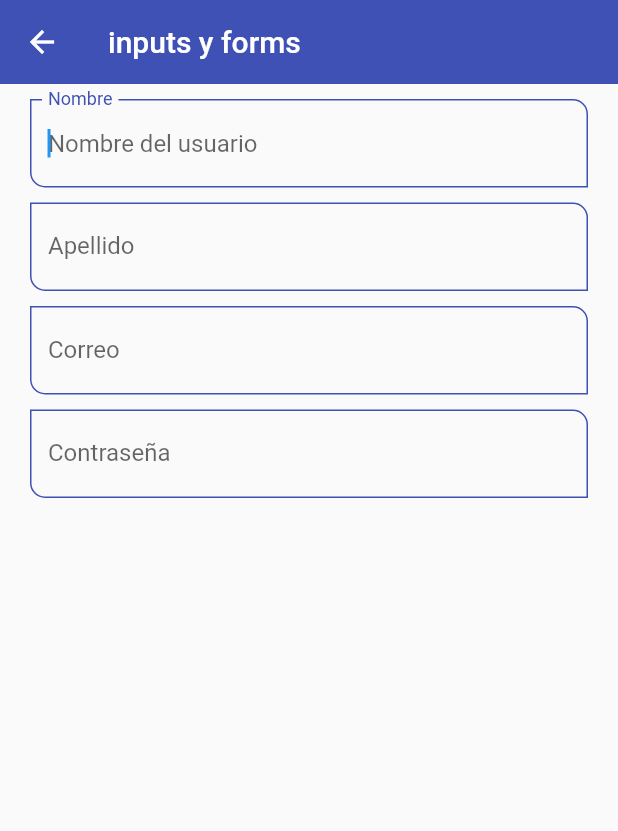
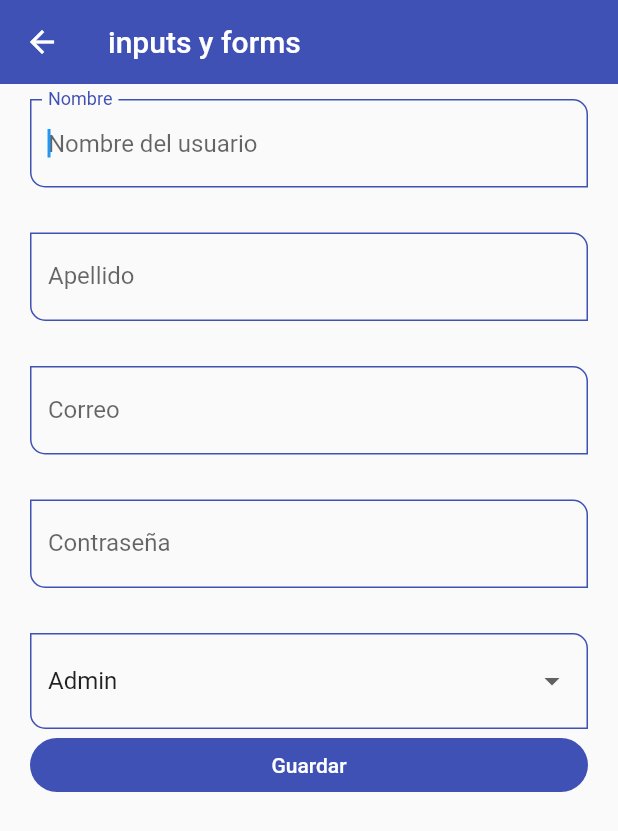
Before and after one commit to Marcos-Kuyoc-FullStack/flutter-components, a Flutter app: the InputsScreen screen opened by its route, on a phone screen of 412 x 824 dp. Shown: the top 831 px of the screen. Run offline on Flutter 3.47's test engine with Material 2 defaults, Android fonts, the phone set to English and light mode, and no system bars.

```diff
--- a/lib/screens/inputs.dart
+++ b/lib/screens/inputs.dart
@@ -7,6 +7,17 @@ class InputsScreen extends StatelessWidget {
 
   @override
   Widget build(BuildContext context) {
+    // Se definel las llaves
+    final GlobalKey<FormState> myFormKey = GlobalKey<FormState>();
+
+    final Map<String, String> formValues = {
+      'first_name': 'Marcos',
+      'last_name': 'Kuyoc',
+      'email': 'marcos.kuyoc.dev@gmail.com',
+      'password': '123456',
+      'role': 'admin'
+    };
+
     return Scaffold(
       appBar: AppBar(
         title: const Text('inputs y forms'),
@@ -17,36 +28,88 @@ class InputsScreen extends StatelessWidget {
           horizontal: 20,
           vertical: 10,
         ),
+        child: Form(
+          key: myFormKey,
           child: Column(
-          children: const [
+            children: [
               CustomTextFormField(
                 hintText: 'Nombre del usuario',
                 labelText: 'Nombre',
+                formProperty: 'first_name',
+                formValues: formValues,
               ),
-            SizedBox(
-              height: 10,
+              const SizedBox(
+                height: 30,
               ),
               CustomTextFormField(
                 hintText: 'Apellido del usuario',
                 labelText: 'Apellido',
+                formProperty: 'last_name',
+                formValues: formValues,
               ),
-            SizedBox(
-              height: 10,
+              const SizedBox(
+                height: 30,
               ),
               CustomTextFormField(
                 hintText: 'Correo del usuario',
                 labelText: 'Correo',
                 keyboardType: TextInputType.emailAddress,
+                formProperty: 'email',
+                formValues: formValues,
               ),
-            SizedBox(
-              height: 10,
+              const SizedBox(
+                height: 30,
               ),
               CustomTextFormField(
                 hintText: 'Contraseña del usuario',
                 labelText: 'Contraseña',
                 obscureText: true,
+                formProperty: 'password',
+                formValues: formValues,
               ),
+              const SizedBox(
+                height: 30,
+              ),
+              DropdownButtonFormField(
+                value: 'Admin',
+                items: const [
+                  DropdownMenuItem(
+                    value: 'Admin',
+                    child: Text('Admin'),
+                  ),
+                  DropdownMenuItem(
+                    value: 'SuperAdmin',
+                    child: Text('SuperAdmin'),
+                  ),
+                  DropdownMenuItem(
+                    value: 'User',
+                    child: Text('User'),
+                  )
                 ],
+                onChanged: (value) {
+                  formValues['role'] = value ?? 'Admin';
+                },
+              ),
+              ElevatedButton(
+                  onPressed: () {
+                    FocusScope.of(context).requestFocus(FocusNode());
+
+                    if (!myFormKey.currentState!.validate()) {
+                      print('Formulario no valido');
+                      return;
+                    }
+
+                    // Imprimir los valores del formulario
+                    print(formValues);
+                  },
+                  child: const SizedBox(
+                    width: double.infinity,
+                    child: Center(
+                      child: Text('Guardar'),
+                    ),
+                  ))
+            ],
+          ),
         ),
       )),
     );
--- a/lib/widgets/custom_text_form_field.dart
+++ b/lib/widgets/custom_text_form_field.dart
@@ -7,6 +7,8 @@ class CustomTextFormField extends StatelessWidget {
   final IconData? suffixIcon;
   final TextInputType? keyboardType;
   final bool obscureText;
+  final String formProperty;
+  final Map<String, String> formValues;
 
   const CustomTextFormField({
     Key? key,
@@ -16,6 +18,8 @@ class CustomTextFormField extends StatelessWidget {
     this.suffixIcon,
     this.keyboardType,
     this.obscureText = false,
+    required this.formProperty,
+    required this.formValues,
   }) : super(key: key);
 
   @override
@@ -26,7 +30,7 @@ class CustomTextFormField extends StatelessWidget {
       keyboardType: keyboardType,
       obscureText: obscureText,
       textCapitalization: TextCapitalization.words,
-      onChanged: (value) => {print('Value: $value')},
+      onChanged: (value) => {formValues[formProperty] = value},
       validator: (value) {
         if (value == null) return 'Requerido';
         return value.length < 3 ? 'Mínimo 3 letras' : null;
```
Lines whose indentation alone changed are shown as unchanged.
